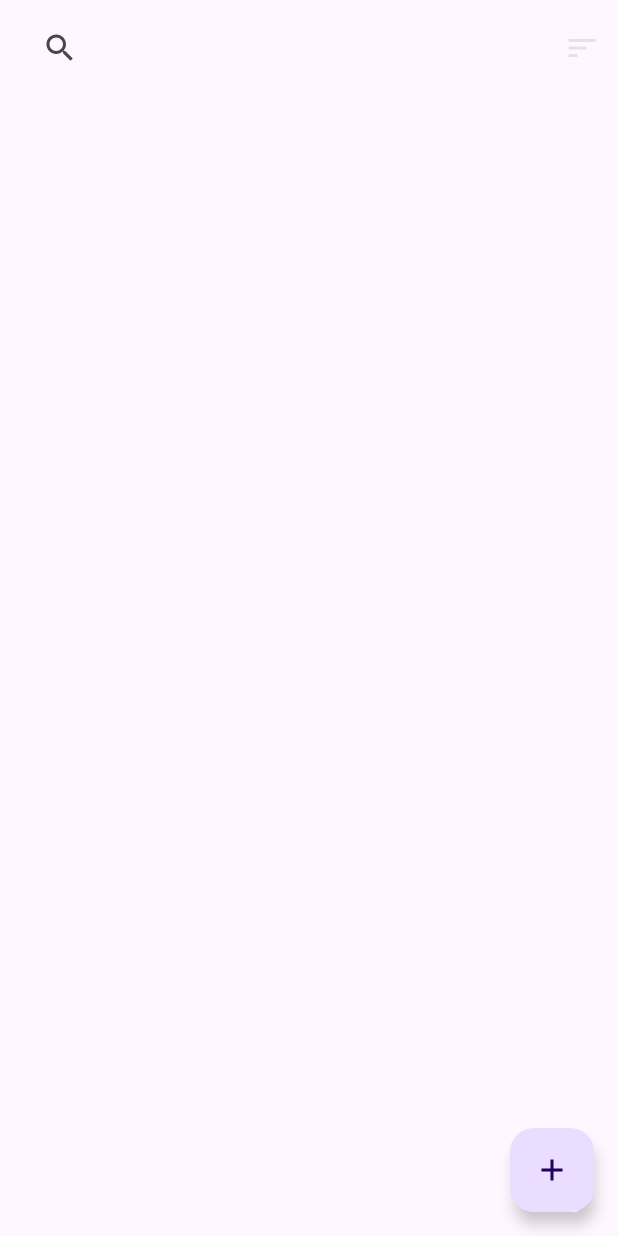
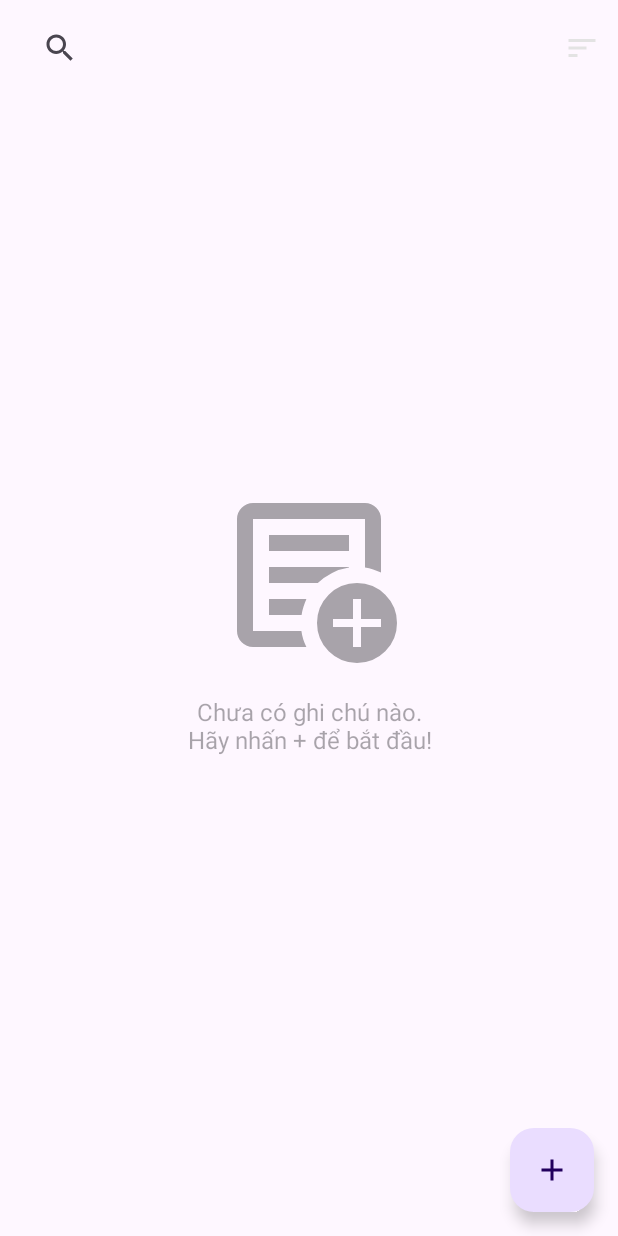
Before and after one commit to DinhHellcat/HnCNote, an Android app: the screen it shows after launch (MainActivity), on a phone screen of 412 x 824 dp. Run offline under Robolectric (Android 15) with nearby library versions, the phone set to English and light mode, and no system bars; our stand-ins replace Room's generated code.

Commit message:
Empty State|

```diff
--- a/app/src/main/java/com/herukyatto/hncnote/MainActivity.kt
+++ b/app/src/main/java/com/herukyatto/hncnote/MainActivity.kt
@@ -5,6 +5,8 @@ import android.content.Intent
 import android.os.Bundle
 import android.view.Menu
 import android.view.MenuItem
+import android.view.View
+import android.widget.LinearLayout
 import androidx.activity.viewModels
 import androidx.appcompat.app.AppCompatActivity
 import androidx.appcompat.widget.SearchView
@@ -20,6 +22,8 @@ class MainActivity : AppCompatActivity() {
         NoteViewModelFactory((application as NotesApplication).repository)
     }
     private lateinit var adapter: NoteAdapter
+    private lateinit var recyclerView: RecyclerView
+    private lateinit var emptyStateLayout: LinearLayout
 
     override fun onCreate(savedInstanceState: Bundle?) {
         super.onCreate(savedInstanceState)
@@ -27,6 +31,10 @@ class MainActivity : AppCompatActivity() {
 
         val toolbar = findViewById<Toolbar>(R.id.toolbar)
         setSupportActionBar(toolbar)
+
+        recyclerView = findViewById(R.id.notesRecyclerView)
+        emptyStateLayout = findViewById(R.id.emptyStateLayout)
+
 
         setupRecyclerView()
         setupObservers()
@@ -55,9 +63,18 @@ class MainActivity : AppCompatActivity() {
     }
 
     private fun setupObservers() {
-        // Observer giờ chỉ có một nhiệm vụ duy nhất: nhận danh sách mới và gửi cho adapter.
         noteViewModel.allNotes.observe(this) { notes ->
             notes?.let {
+                // SỬA LẠI LOGIC Ở ĐÂY
+                if (it.isEmpty()) {
+                    // Nếu danh sách rỗng, ẩn RecyclerView và hiện Trạng thái Trống
+                    recyclerView.visibility = View.GONE
+                    emptyStateLayout.visibility = View.VISIBLE
+                } else {
+                    // Nếu có dữ liệu, hiện RecyclerView và ẩn Trạng thái Trống
+                    recyclerView.visibility = View.VISIBLE
+                    emptyStateLayout.visibility = View.GONE
+                }
                 adapter.submitList(it)
             }
         }
--- /dev/null
+++ b/app/src/main/res/drawable/ic_empty_state_128.xml
@@ -0,0 +1,5 @@
+<vector xmlns:android="http://schemas.android.com/apk/res/android" android:height="128dp" android:tint="#000000" android:viewportHeight="960" android:viewportWidth="960" android:width="128dp">
+
+    <path android:fillColor="@android:color/white" android:pathData="M200,840Q167,840 143.5,816.5Q120,793 120,760L120,200Q120,167 143.5,143.5Q167,120 200,120L760,120Q793,120 816.5,143.5Q840,167 840,200L840,468Q821,459 801,452.5Q781,446 760,443L760,200Q760,200 760,200Q760,200 760,200L200,200Q200,200 200,200Q200,200 200,200L200,760Q200,760 200,760Q200,760 200,760L442,760Q445,782 451.5,802Q458,822 467,840L200,840ZM200,720Q200,731 200,740.5Q200,750 200,760L200,760Q200,760 200,760Q200,760 200,760L200,200Q200,200 200,200Q200,200 200,200L200,200Q200,200 200,200Q200,200 200,200L200,443Q200,441 200,440.5Q200,440 200,440Q200,440 200,522Q200,604 200,720ZM280,680L443,680Q446,659 452.5,639Q459,619 467,600L280,600L280,680ZM280,520L524,520Q556,490 595.5,470Q635,450 680,443L680,440L280,440L280,520ZM280,360L680,360L680,280L280,280L280,360ZM720,920Q637,920 578.5,861.5Q520,803 520,720Q520,637 578.5,578.5Q637,520 720,520Q803,520 861.5,578.5Q920,637 920,720Q920,803 861.5,861.5Q803,920 720,920ZM700,840L740,840L740,740L840,740L840,700L740,700L740,600L700,600L700,700L600,700L600,740L700,740L700,840Z"/>
+
+</vector>
--- a/app/src/main/res/layout/activity_main.xml
+++ b/app/src/main/res/layout/activity_main.xml
@@ -27,6 +27,33 @@
 
     </com.google.android.material.appbar.AppBarLayout>
 
+    <LinearLayout
+        android:id="@+id/emptyStateLayout"
+        android:layout_width="wrap_content"
+        android:layout_height="wrap_content"
+        android:orientation="vertical"
+        android:layout_gravity="center"
+        android:gravity="center_horizontal"
+        android:visibility="gone"
+        tools:visibility="visible">
+
+        <ImageView
+            android:layout_width="128dp"
+            android:layout_height="128dp"
+            android:src="@drawable/ic_empty_state_128"
+            app:tint="?android:attr/textColorHint"/>
+
+        <TextView
+            android:layout_width="wrap_content"
+            android:layout_height="wrap_content"
+            android:layout_marginTop="16dp"
+            android:text="@string/empty_state"
+            android:textAlignment="center"
+            android:textColor="?android:attr/textColorHint"
+            android:textSize="16sp"/>
+
+    </LinearLayout>
+
     <androidx.recyclerview.widget.RecyclerView
         android:id="@+id/notesRecyclerView"
         android:layout_width="match_parent"
--- a/app/src/main/res/values/strings.xml
+++ b/app/src/main/res/values/strings.xml
@@ -4,4 +4,5 @@
     <string name="title_hint">Tiêu đề</string>
     <string name="content_hint">Nội dung</string>
     <string name="add_new_note_description">Thêm ghi chú mới</string>
+    <string name="empty_state">Chưa có ghi chú nào.\nHãy nhấn + để bắt đầu!</string>
 </resources>
```
